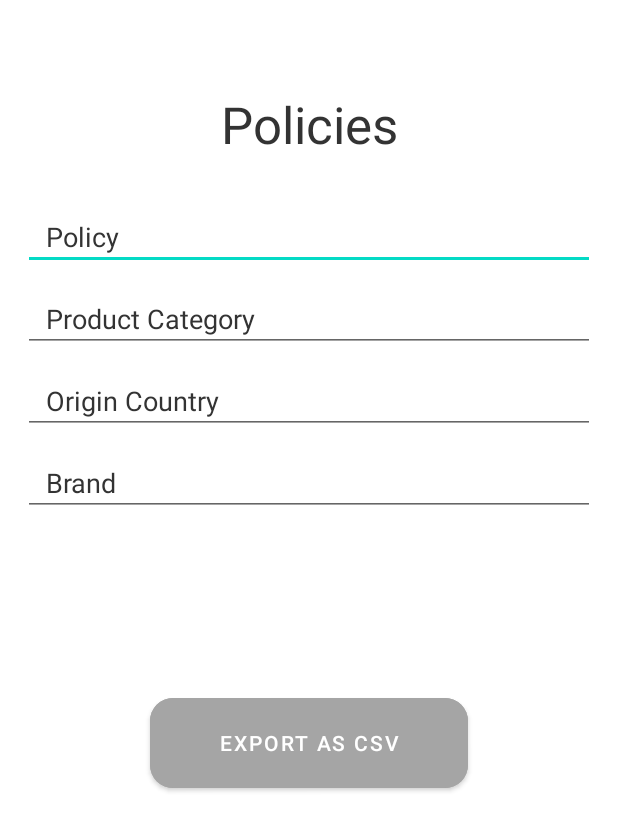
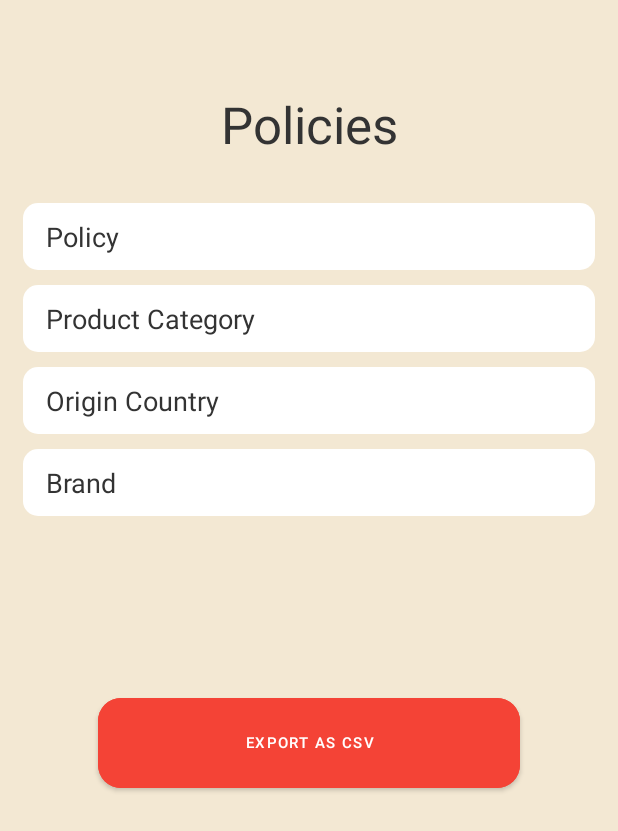
Before and after one commit to gashig007/Calculater, an Android app: the SecondActivity screen opened directly, with no data from a screen before it, on a phone screen of 412 x 824 dp. Shown: the top 831 px of the screen. Run offline under Robolectric (Android 15) with nearby library versions, the phone set to English and light mode, and no system bars.

Commit message:
set commit

```diff
--- /dev/null
+++ b/app/src/main/res/drawable/background.xml
@@ -0,0 +1,9 @@
+<?xml version="1.0" encoding="utf-8"?>
+<shape xmlns:android="http://schemas.android.com/apk/res/android">
+    <solid android:color="@color/white"/>
+    <corners
+        android:bottomLeftRadius="10dp"
+        android:bottomRightRadius="10dp"
+        android:topLeftRadius="10dp"
+        android:topRightRadius="10dp"/>
+</shape>
--- a/app/src/main/res/layout/activity_second.xml
+++ b/app/src/main/res/layout/activity_second.xml
@@ -4,7 +4,8 @@
     xmlns:tools="http://schemas.android.com/tools"
     android:layout_width="match_parent"
     android:layout_height="match_parent"
-    tools:context=".SecondActivity">
+    tools:context=".SecondActivity"
+    android:background="@color/gray1">
 
     <TextView
         android:id="@+id/policies"
@@ -19,6 +20,7 @@
         android:layout_marginTop="60dp"/>
 
     <EditText
+        android:background="@drawable/background"
         android:paddingTop="10dp"
         android:paddingBottom="10dp"
         android:paddingStart="15dp"
@@ -32,6 +34,7 @@
         android:layout_marginHorizontal="15dp"/>
 
     <EditText
+        android:background="@drawable/background"
         android:paddingTop="10dp"
         android:paddingBottom="10dp"
         android:paddingStart="15dp"
@@ -45,6 +48,8 @@
         android:layout_marginHorizontal="15dp"/>
 
     <EditText
+
+        android:background="@drawable/background"
         android:paddingTop="10dp"
         android:paddingBottom="10dp"
         android:paddingStart="15dp"
@@ -58,6 +63,7 @@
         android:layout_marginHorizontal="15dp"/>
 
     <EditText
+        android:background="@drawable/background"
         android:paddingTop="10dp"
         android:paddingBottom="10dp"
         android:paddingStart="15dp"
@@ -86,10 +92,11 @@
         android:layout_width="match_parent"
         android:layout_height="72dp"
         android:text="Export as CSV"
+        android:textSize="10sp"
         app:cornerRadius="15dp"
         app:layout_constraintTop_toBottomOf="@id/text_view"
-        android:layout_marginHorizontal="100dp"
-        android:backgroundTint="@color/gray"
+        android:layout_marginHorizontal="65dp"
+        android:backgroundTint="@color/red"
         app:layout_constraintStart_toStartOf="parent"
         app:layout_constraintEnd_toEndOf="parent"
         android:layout_marginTop="20dp"/>
--- a/app/src/main/res/values/colors.xml
+++ b/app/src/main/res/values/colors.xml
@@ -10,4 +10,6 @@
     <color name="gray">#A5A5A5</color>
     <color name="gray_dark">#333333</color>
     <color name="orange">#FF9E0A</color>
+    <color name="gray1">#F3E8D3</color>
+    <color name="red">#F44336</color>
 </resources>
```
